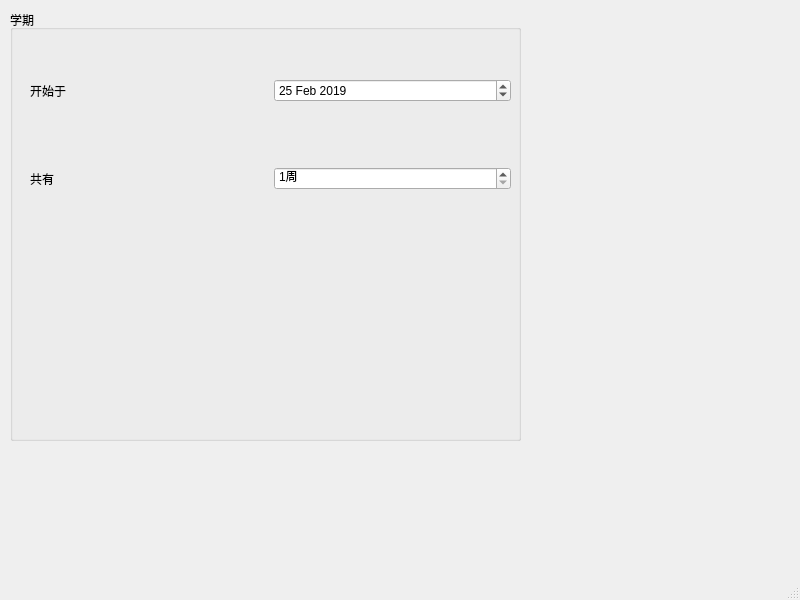
First picture: the form in settingwindow.ui, repository llegalhigh/StdHelper, before the edit.
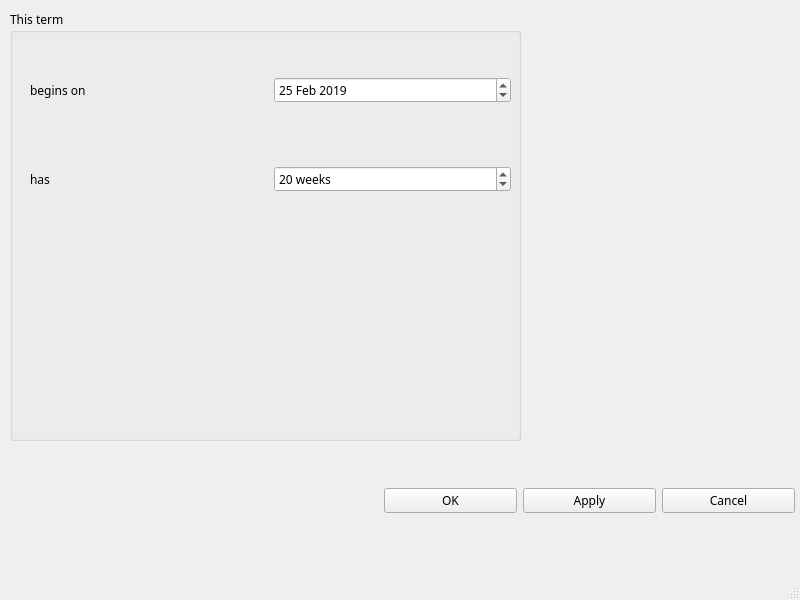
Second picture: the form after the edit.

Diff of the .ui file:
```diff
--- a/settingwindow.ui
+++ b/settingwindow.ui
@@ -2,6 +2,9 @@
 <ui version="4.0">
  <class>SettingWindow</class>
  <widget class="QMainWindow" name="SettingWindow">
+  <property name="enabled">
+   <bool>true</bool>
+  </property>
   <property name="geometry">
    <rect>
     <x>0</x>
@@ -10,9 +13,21 @@
     <height>600</height>
    </rect>
   </property>
+  <property name="font">
+   <font>
+    <family>微软雅黑</family>
+    <stylestrategy>PreferAntialias</stylestrategy>
+   </font>
+  </property>
+  <property name="cursor">
+   <cursorShape>ArrowCursor</cursorShape>
+  </property>
   <property name="windowTitle">
    <string>设置界面</string>
   </property>
+  <property name="documentMode">
+   <bool>true</bool>
+  </property>
   <widget class="QWidget" name="centralwidget">
    <widget class="QGroupBox" name="groupBox">
     <property name="geometry">
@@ -24,7 +39,7 @@
      </rect>
     </property>
     <property name="title">
-     <string>学期</string>
+     <string>This term</string>
     </property>
     <widget class="QWidget" name="verticalLayoutWidget">
      <property name="geometry">
@@ -41,7 +56,7 @@
         <item>
          <widget class="QLabel" name="label">
           <property name="text">
-           <string>开始于</string>
+           <string>begins on</string>
           </property>
          </widget>
         </item>
@@ -66,24 +81,27 @@
         <item>
          <widget class="QLabel" name="label_2">
           <property name="text">
-           <string>共有</string>
+           <string>has</string>
           </property>
          </widget>
         </item>
         <item>
          <widget class="QSpinBox" name="spinBox">
           <property name="suffix">
-           <string>周</string>
+           <string> weeks</string>
           </property>
           <property name="prefix">
            <string/>
           </property>
           <property name="minimum">
-           <number>1</number>
+           <number>5</number>
           </property>
           <property name="maximum">
            <number>30</number>
           </property>
+          <property name="value">
+           <number>20</number>
+          </property>
          </widget>
         </item>
        </layout>
@@ -91,6 +109,39 @@
      </layout>
     </widget>
    </widget>
+   <widget class="QWidget" name="horizontalLayoutWidget">
+    <property name="geometry">
+     <rect>
+      <x>384</x>
+      <y>460</y>
+      <width>411</width>
+      <height>81</height>
+     </rect>
+    </property>
+    <layout class="QHBoxLayout" name="horizontalLayout_3">
+     <item>
+      <widget class="QPushButton" name="okButton">
+       <property name="text">
+        <string>OK</string>
+       </property>
+      </widget>
+     </item>
+     <item>
+      <widget class="QPushButton" name="applyButton">
+       <property name="text">
+        <string>Apply</string>
+       </property>
+      </widget>
+     </item>
+     <item>
+      <widget class="QPushButton" name="cancelButton">
+       <property name="text">
+        <string>Cancel</string>
+       </property>
+      </widget>
+     </item>
+    </layout>
+   </widget>
   </widget>
   <widget class="QStatusBar" name="statusbar"/>
  </widget>
```
Left out of the diff: 6 changed lines with no effect on the pictures.
